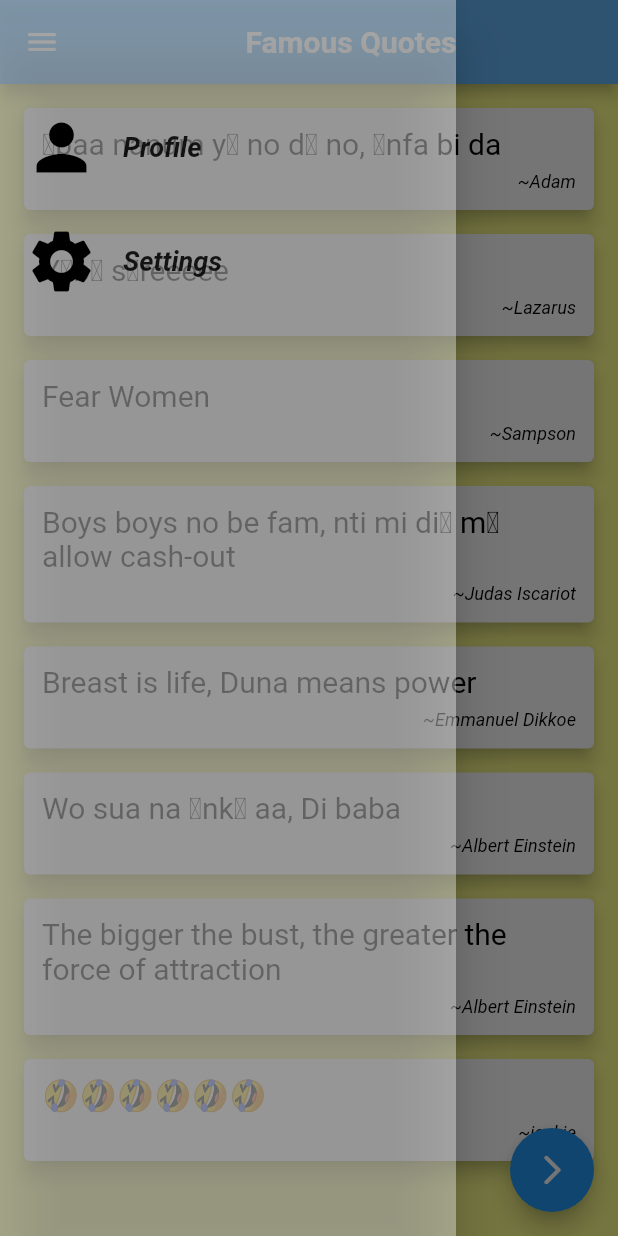
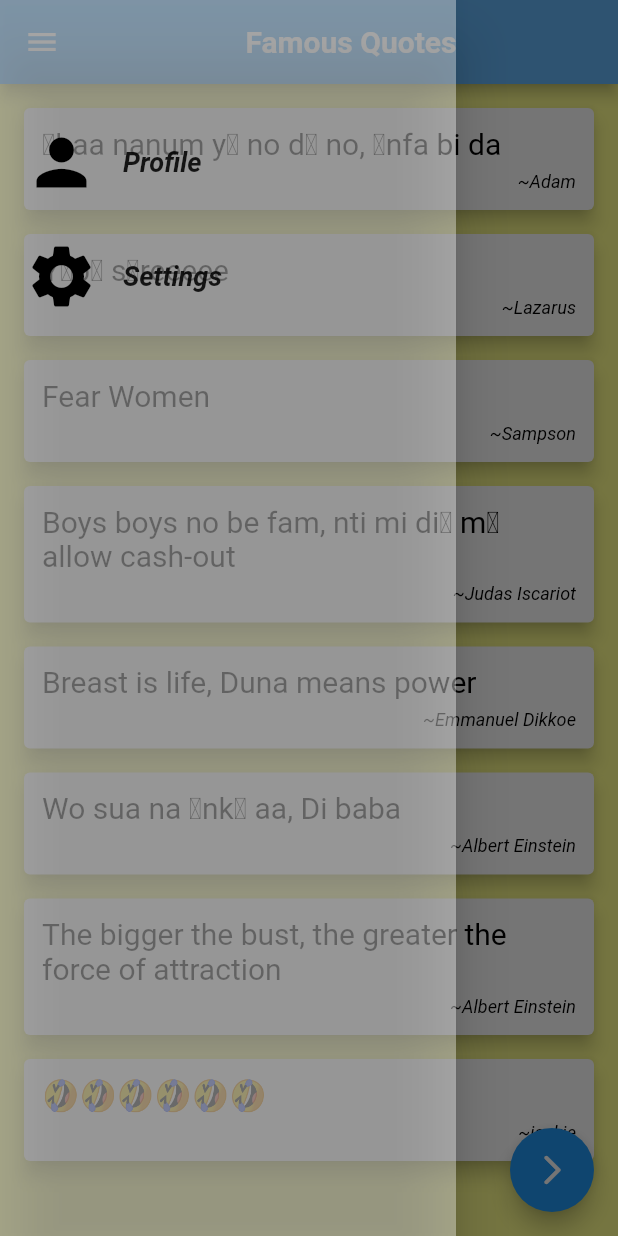
Before and after one commit to Aquarius-blake/level2, a Flutter app: the screen it shows after launch, with the side drawer open, on a phone screen of 412 x 824 dp. Run offline on Flutter 3.47's test engine with Material 2 defaults, Android fonts, the phone set to English and light mode, and no system bars.

```diff
--- a/lib/main.dart
+++ b/lib/main.dart
@@ -83,7 +83,7 @@ class _QuotesState extends State<Quotes> {
 
         child: Column(
           children: <Widget>[
-            SizedBox(height: 70,),
+            SizedBox(height: 80,),
             ListTile(
               leading: Icon(Icons.person,color: Colors.black, size:50.0,),
               title: Text(
```
